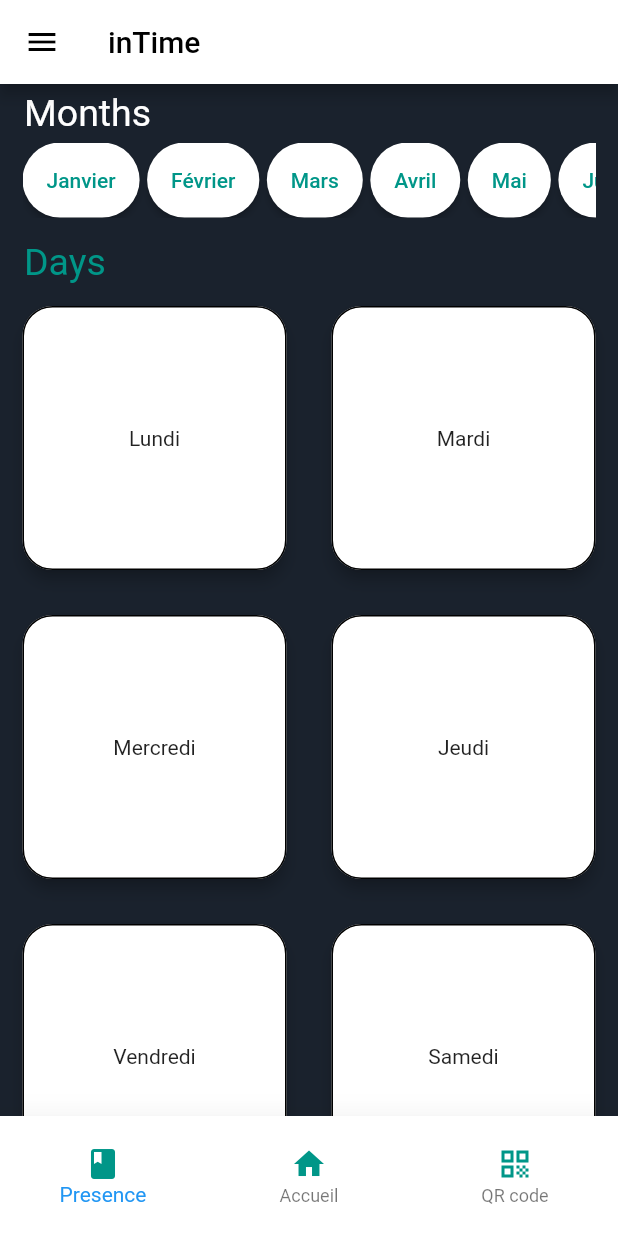
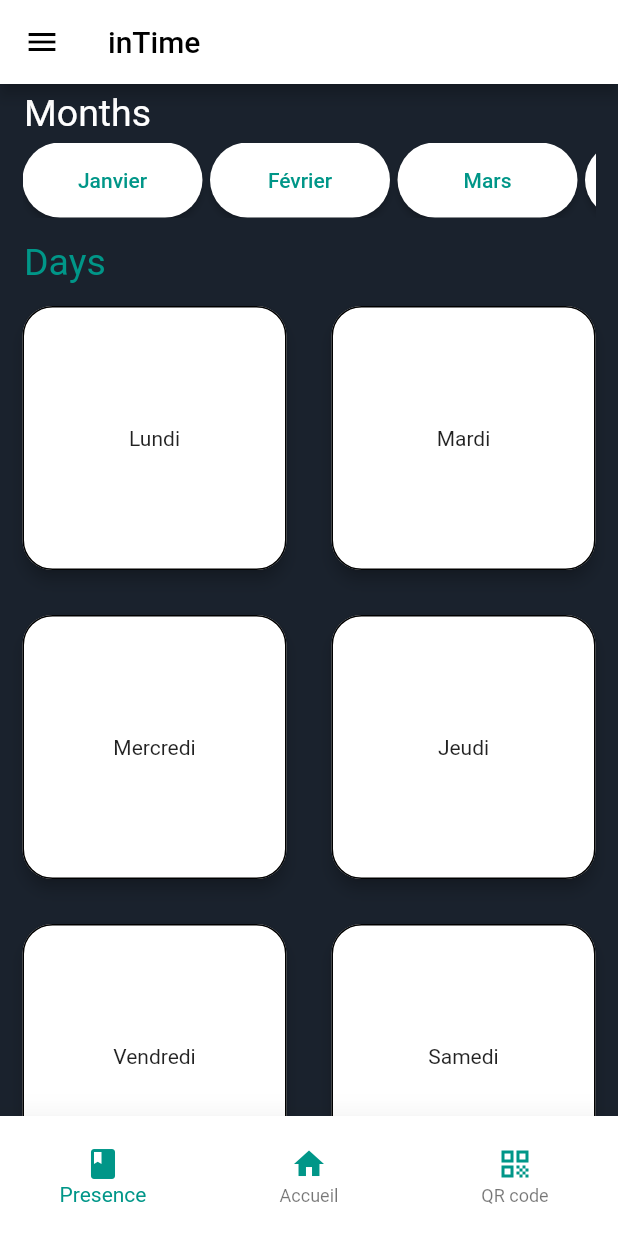
Before and after one commit to Sam-diom/presenceapp, a Flutter app: the HomePage screen opened by its route, on a phone screen of 412 x 824 dp. Run offline on Flutter 3.47's test engine with Material 2 defaults, Android fonts, the phone set to English and light mode, and no system bars; our stand-ins replace email_validator, google_fonts; missing offline and left inert: introduction_slider, mongo_dart.

Commit message:
change the size of monthWigets

```diff
--- a/lib/screens/homePage.dart
+++ b/lib/screens/homePage.dart
@@ -72,37 +72,7 @@ class _HomePageState extends State<HomePage> {
               child: SizedBox(
                 width: MediaQuery.of(context).size.width,
                 height: 50,
-                child: ListView.separated(
-                    scrollDirection: Axis.horizontal,
-                    itemCount: mois.length,
-                    separatorBuilder: (BuildContext context, int i) {
-                      return const SizedBox(
-                        width: 5,
-                      );
-                    },
-                    itemBuilder: (BuildContext context, int index) {
-                      return ElevatedButton(
-                        style: ElevatedButton.styleFrom(
-                          shape: RoundedRectangleBorder(
-                              borderRadius: BorderRadius.circular(30)),
-                          minimumSize: const Size(50, 5),
-                          backgroundColor: (DateTime.now().month ==
-                                  mois.indexOf(mois[index]) + 1)
-                              ? Colors.teal
-                              : Colors.white,
-                        ),
-                        onPressed: () {},
-                        child: Text(
-                          mois[index],
-                          style: TextStyle(
-                            color: (DateTime.now().month ==
-                                    mois.indexOf(mois[index]) + 1)
-                                ? Colors.white
-                                : Colors.teal,
-                          ),
-                        ),
-                      );
-                    }),
+                child: monthScreen(mois: mois),
               ),
             ),
             const Padding(
@@ -202,6 +172,7 @@ class _HomePageState extends State<HomePage> {
           borderRadius: BorderRadius.circular(30),
         ),
         child: BottomNavigationBar(
+           selectedItemColor: Colors.teal,
             backgroundColor: Colors.white,
             elevation: 20,
             items: const [
@@ -228,6 +199,54 @@ class _HomePageState extends State<HomePage> {
             ]),
       ),
     );
+  }
+}
+
+class monthScreen extends StatelessWidget {
+  const monthScreen({
+    super.key,
+    required this.mois,
+  });
+
+  final List<String> mois;
+
+  @override
+  Widget build(BuildContext context) {
+    return ListView.separated(
+        scrollDirection: Axis.horizontal,
+        itemCount: mois.length,
+        separatorBuilder: (BuildContext context, int i) {
+          return const SizedBox(
+            width: 5,
+          );
+        },
+        itemBuilder: (BuildContext context, int index) {
+          return Container(
+            width: 120,
+            height: 50,
+            child: ElevatedButton(
+              style: ElevatedButton.styleFrom(
+                shape: RoundedRectangleBorder(
+                    borderRadius: BorderRadius.circular(30)),
+                minimumSize: const Size(50, 5),
+                backgroundColor: (DateTime.now().month ==
+                        mois.indexOf(mois[index]) + 1)
+                    ? Colors.teal
+                    : Colors.white,
+              ),
+              onPressed: () {},
+              child: Text(
+                mois[index],
+                style: TextStyle(
+                  color: (DateTime.now().month ==
+                          mois.indexOf(mois[index]) + 1)
+                      ? Colors.white
+                      : Colors.teal,
+                ),
+              ),
+            ),
+          );
+        });
   }
 }
 
```
Also changed, not shown: lib/register_screen.dart (line endings or trailing spaces).
